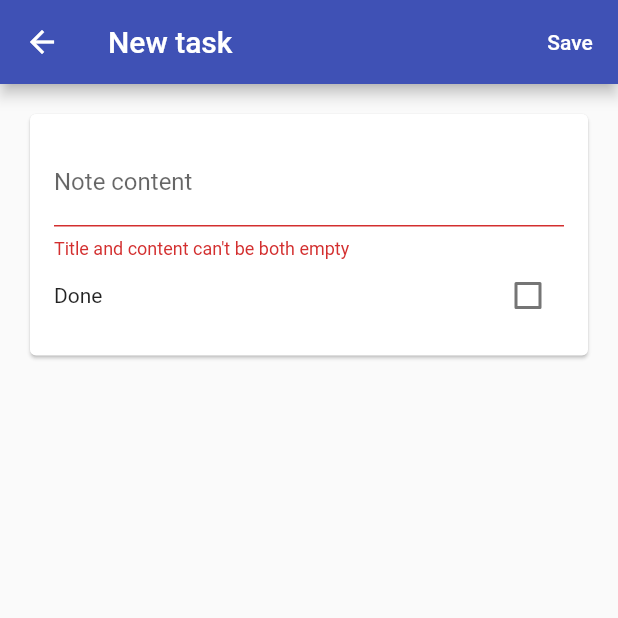
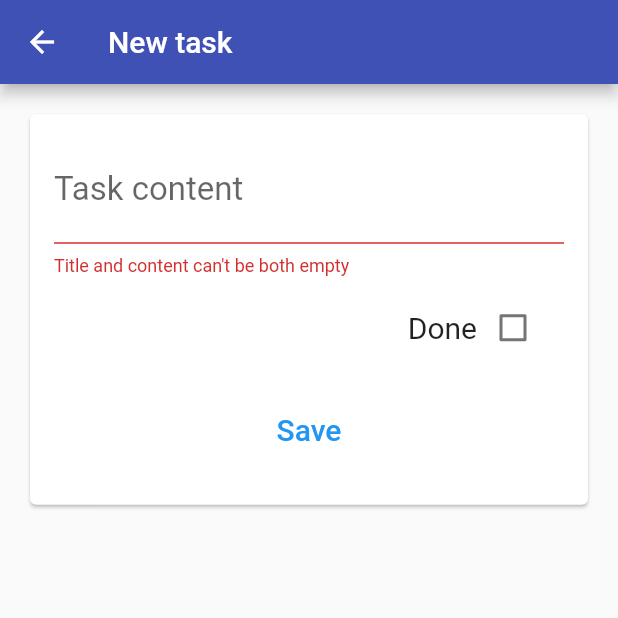
Before and after one commit to req-2020-2-empty-coffee-cups/notorious-note-tradicional, a Flutter app: the TaskEditor screen opened directly, on a phone screen of 412 x 824 dp, the top half of it. Run offline on Flutter 3.47's test engine with Material 2 defaults, Android fonts, the phone set to English and light mode, and no system bars; our stand-ins replace sqflite; accounts and stored records are empty.

Commit message:
Modificações na interface

```diff
--- a/lib/pages/task_editor.dart
+++ b/lib/pages/task_editor.dart
@@ -51,12 +51,9 @@ class TaskEditor extends StatefulWidget {
 
 class _TaskEditorState extends State<TaskEditor> {
   final GlobalKey<FormState> _formKey = GlobalKey<FormState>();
-
   bool validForm() => _content.isNotEmpty;
-
   bool _done = false;
   String _content = "";
-
   // If task is null, we are creating a new one
   @override
   void initState() {
@@ -66,7 +63,6 @@ class _TaskEditorState extends State<TaskEditor> {
       _content = widget.taskModel.content;
     }
   }
-
   Future<void> _submit() async {
     if (_validateAndSaveForm()) {
       try {
@@ -93,7 +89,6 @@ class _TaskEditorState extends State<TaskEditor> {
       }
     }
   }
-
   bool _validateAndSaveForm() {
     final FormState form = _formKey.currentState;
     if (form.validate()) {
@@ -102,25 +97,15 @@ class _TaskEditorState extends State<TaskEditor> {
     }
     return false;
   }
-
   @override
   Widget build(BuildContext context) {
     return Scaffold(
       appBar: AppBar(
         title: Text(widget.taskModel == null ? "New task" : "Edit task"),
-        actions: <Widget>[
-          TextButton(
-              onPressed: _submit,
-              child: Text(
-                "Save",
-                style: TextStyle(color: Colors.white),
-              ))
-        ],
       ),
       body: _buildContents(),
     );
   }
-
   Widget _buildContents() {
     return SingleChildScrollView(
       child: Padding(
@@ -134,7 +119,6 @@ class _TaskEditorState extends State<TaskEditor> {
       ),
     );
   }
-
   Widget _buildForm() {
     return Form(
       key: _formKey,
@@ -144,12 +128,19 @@ class _TaskEditorState extends State<TaskEditor> {
       ),
     );
   }
-
   List<Widget> _buildFormChildren() {
     var checkbox;
     return [
       TextFormField(
-        decoration: InputDecoration(labelText: "Note content"),
+        scrollPadding: const EdgeInsets.all(10.0),
+        decoration: InputDecoration(
+          labelText: "Task content",
+        ),
+
+        style: TextStyle(
+          fontSize: 22,
+        ),
+
         initialValue: _content,
         validator: (value) {
           _content = value;
@@ -158,10 +149,17 @@ class _TaskEditorState extends State<TaskEditor> {
         autovalidateMode: AutovalidateMode.always,
         onSaved: (value) => _content = value,
       ),
-      Row(
-        mainAxisAlignment: MainAxisAlignment.spaceBetween,
+      Padding(
+          padding: const EdgeInsets.all(10.0),
+          child: Row(
+            mainAxisAlignment: MainAxisAlignment.end,
             children: [
-          Text("Done"),
+              Text(
+                "Done",
+                style: TextStyle(
+                    fontSize: 20
+                ),
+              ),
               Checkbox(
                   value: _done,
                   onChanged: (value) {
@@ -170,6 +168,19 @@ class _TaskEditorState extends State<TaskEditor> {
                     });
                   })
             ],
+          ),
+      ),
+      Padding(
+          padding: const EdgeInsets.all(10.0),
+      child: TextButton(
+          onPressed: _submit,
+          child: Text(
+            "Save",
+            style: TextStyle(
+                color: Colors.blue,
+                fontSize: 20
+            ),
+          ))
       )
     ];
   }
```
Also changed, not shown: lib/pages/main_page.dart (+23 -5 lines), lib/pages/note_editor.dart (+28 -10 lines), lib/pages/task_page.dart (+16 -3 lines). Lines whose indentation alone changed are shown as unchanged.
